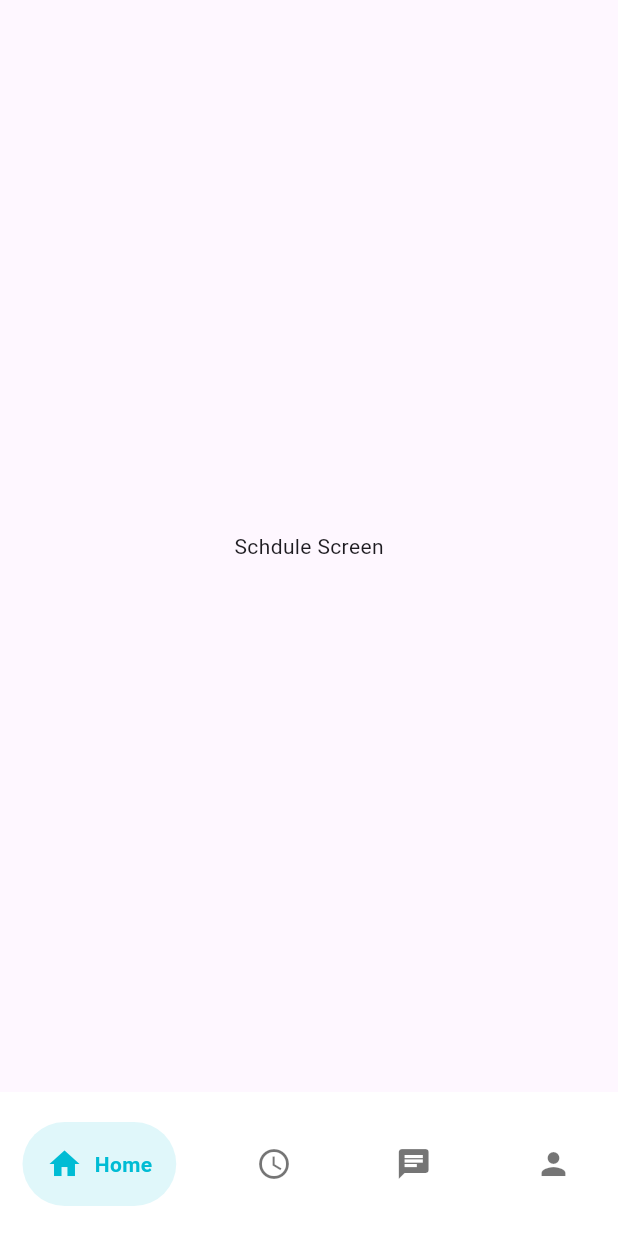
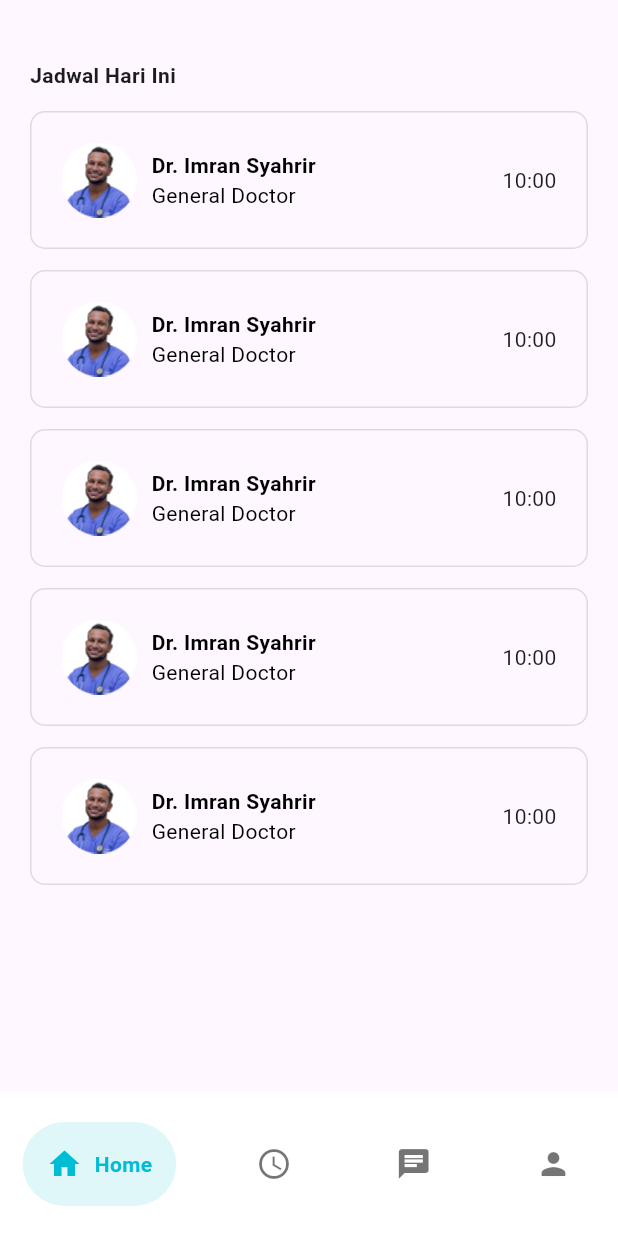
Before and after one commit to fikrifyanto/dokterian, a Flutter app: the screen it shows after launch, swiped to page 2, on a phone screen of 412 x 824 dp. Run offline on Flutter 3.47's test engine with Material 3 defaults, Android fonts, the light colour scheme and no system bars; drawn by our look-alikes of google_nav_bar; our stand-ins replace flutter_svg.

Commit message:
create schedule page

```diff
--- a/lib/home.dart
+++ b/lib/home.dart
@@ -198,7 +198,7 @@ class Service extends StatelessWidget {
                 ),
                 Container(
                     margin: const EdgeInsets.only(top: 10),
-                    child: const Text('Covid 19'))
+                    child: const Text('Doctor'))
               ],
             ),
           ),
@@ -222,7 +222,7 @@ class Service extends StatelessWidget {
                 ),
                 Container(
                     margin: const EdgeInsets.only(top: 10),
-                    child: const Text('Covid 19'))
+                    child: const Text('Medicine'))
               ],
             ),
           ),
@@ -246,7 +246,7 @@ class Service extends StatelessWidget {
                 ),
                 Container(
                     margin: const EdgeInsets.only(top: 10),
-                    child: const Text('Covid 19'))
+                    child: const Text('Hospital'))
               ],
             ),
           ),
@@ -296,7 +296,7 @@ class NearDoctor extends StatelessWidget {
 
     return Column(crossAxisAlignment: CrossAxisAlignment.stretch, children: [
       Container(
-          padding: EdgeInsets.only(top: 20),
+          padding: const EdgeInsets.only(top: 20),
           child: const Text(
             'Dokter di sekitar',
             style: TextStyle(fontWeight: FontWeight.bold, fontSize: 14),
@@ -307,9 +307,3 @@ class NearDoctor extends StatelessWidget {
     ]);
   }
 }
-
-void main() {
-  runApp(const MaterialApp(
-    home: Home(),
-  ));
-}
--- a/lib/schedule.dart
+++ b/lib/schedule.dart
@@ -5,8 +5,71 @@ class Schedule extends StatelessWidget {
 
   @override
   Widget build(BuildContext context) {
-    return const Center(
-      child: Text('Schdule Screen'),
+    return const Scaffold(
+      body: SafeArea(
+          child: SingleChildScrollView(
+        child: Padding(padding: EdgeInsets.all(20), child: ScheduleDoctor()),
+      )),
     );
   }
 }
+
+class ScheduleDoctor extends StatelessWidget {
+  const ScheduleDoctor({Key? key}) : super(key: key);
+
+  @override
+  Widget build(BuildContext context) {
+    List<Widget> scheduleDoctors = List.generate(
+        5,
+        (index) => Container(
+            width: double.infinity,
+            margin: const EdgeInsets.only(top: 14),
+            padding: const EdgeInsets.all(20),
+            decoration: BoxDecoration(
+                border: Border.all(
+                  color: Colors.black12, // Warna border
+                  width: 1.0,
+                ),
+                borderRadius: BorderRadius.circular(10)),
+            child: const Row(
+              mainAxisAlignment: MainAxisAlignment.spaceBetween,
+              children: [
+                Row(
+                  children: [
+                    Image(
+                      image: AssetImage('assets/images/doctor.jpg'),
+                      width: 50,
+                      height: 50,
+                    ),
+                    SizedBox(width: 10.0),
+                    Column(
+                      crossAxisAlignment: CrossAxisAlignment.start,
+                      children: [
+                        Text(
+                          'Dr. Imran Syahrir',
+                          style: TextStyle(
+                              color: Colors.black, fontWeight: FontWeight.bold),
+                        ),
+                        Text('General Doctor',
+                            style: TextStyle(color: Colors.black))
+                      ],
+                    )
+                  ],
+                ),
+                Text('10:00')
+              ],
+            )));
+
+    return Column(crossAxisAlignment: CrossAxisAlignment.stretch, children: [
+      Container(
+          padding: const EdgeInsets.only(top: 20),
+          child: const Text(
+            'Jadwal Hari Ini',
+            style: TextStyle(fontWeight: FontWeight.bold, fontSize: 14),
+          )),
+      Column(
+        children: scheduleDoctors,
+      )
+    ]);
+  }
+}
```
